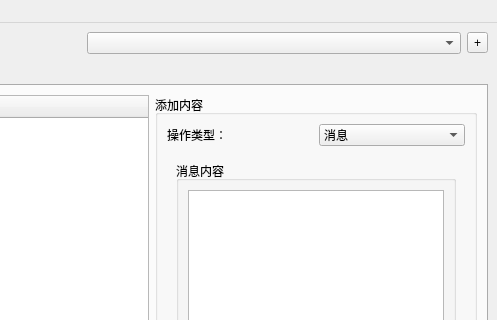
Qt form mainwindow.ui (This-is-XiaoDeng/SCCEX) before a commit; both pictures show x 303 to 800 and y 0 to 320 of the 800 by 600 pixel window.
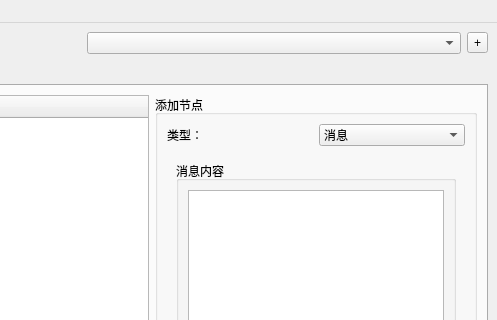
The same form after that commit.

Commit message: treeWidget 无效更改自动回弹

```diff
--- a/mainwindow.ui
+++ b/mainwindow.ui
@@ -136,7 +136,7 @@
         <item>
          <widget class="QGroupBox" name="groupBox">
           <property name="title">
-           <string>添加内容</string>
+           <string>添加节点</string>
           </property>
           <layout class="QGridLayout" name="gridLayout">
            <item row="1" column="0" colspan="2">
@@ -221,7 +221,7 @@
            <item row="0" column="0">
             <widget class="QLabel" name="label">
              <property name="text">
-              <string>操作类型：</string>
+              <string>类型：</string>
              </property>
             </widget>
            </item>
```
Left out of the diff: 5 changed lines with no effect on the pictures. The commit also changes 2 other files.
